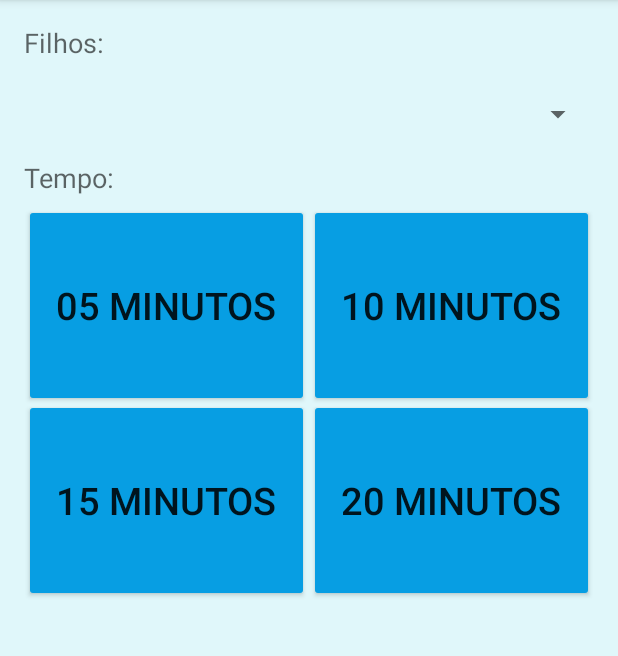
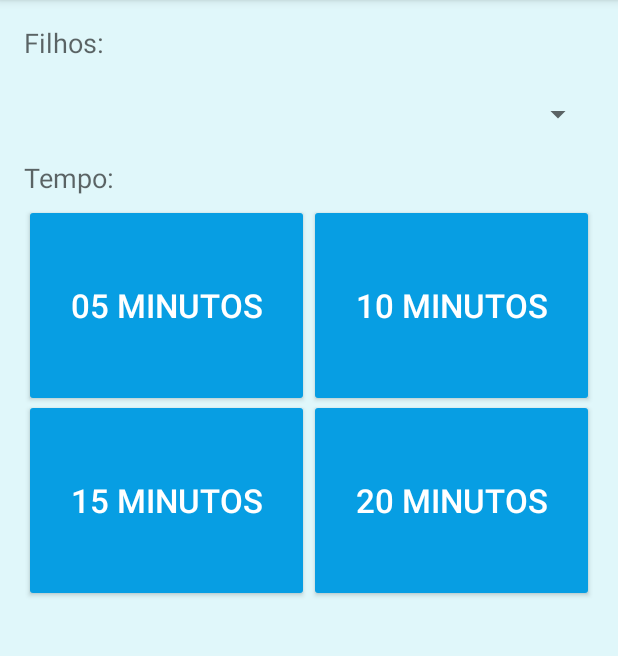
Before and after one commit to charlesduarte019/ToChegandoAndroid, an Android app: the ChegandoActivity screen opened directly, with no data from a screen before it, on a phone screen of 412 x 824 dp, the part 84-740 px from its top. Run offline under Robolectric (Android 15) with nearby library versions, the phone set to English and light mode, and no system bars; our stand-ins replace Volley; network calls fail.

```diff
--- a/app/src/main/java/network/NetworkManager.java
+++ b/app/src/main/java/network/NetworkManager.java
@@ -17,8 +17,8 @@ public class NetworkManager {
     private NetworkObserved networkObserved;
 
 //    private static final String IP = "http://10.11.32.208/ToChegando/ComuJson/"; // WiFi Fap Charles
-//    private static final String IP = "http://192.168.0.119:80/ToChegando/ComuJson/"; // Wifi Casa Charles
-    private static final String IP = "http://192.168.74.71:80/ToChegando/ComuJson/"; // Wifi NExTI Charles
+//    private static final String IP = "http://192.168.0.119:4000/ToChegando/ComuJson/"; // Wifi Casa Charles
+    private static final String IP = "http://192.168.74.71:4000/ToChegando/ComuJson/"; // Wifi NExTI Charles
 //    private static final String IP = "http://192.168.74.61:80/ToChegando/ComuJson/"; // WiFi NExTI J.Lucas
 
     public void setNetworkObserved(NetworkObserved networkObserved) {
--- a/app/src/main/res/layout/content_chegando.xml
+++ b/app/src/main/res/layout/content_chegando.xml
@@ -59,7 +59,8 @@
                     android:layout_weight="1"
                     android:backgroundTint="#079EE3"
                     android:text="@string/sChegando_button_5min"
-                    android:textSize="25dp" />
+                    android:textColor="@color/branco"
+                    android:textSize="22dp" />
 
                 <Button
                     android:id="@+id/chegando_bt_10min"
@@ -68,7 +69,8 @@
                     android:layout_weight="1"
                     android:backgroundTint="#079EE3"
                     android:text="@string/sChegando_button_10min"
-                    android:textSize="25dp" />
+                    android:textColor="@color/branco"
+                    android:textSize="22dp" />
             </LinearLayout>
 
             <LinearLayout
@@ -84,7 +86,8 @@
                     android:layout_weight="1"
                     android:backgroundTint="#079EE3"
                     android:text="@string/sChegando_button_15min"
-                    android:textSize="25dp" />
+                    android:textColor="@color/branco"
+                    android:textSize="22dp" />
 
                 <Button
                     android:id="@+id/chegando_bt_20min"
@@ -93,7 +96,8 @@
                     android:layout_weight="1"
                     android:backgroundTint="#079EE3"
                     android:text="@string/sChegando_button_20min"
-                    android:textSize="25dp" />
+                    android:textColor="@color/branco"
+                    android:textSize="22dp" />
             </LinearLayout>
 
         </LinearLayout>
```
Also changed, not shown: app/src/main/res/drawable/icon_to_chegando_borda.png (added).
